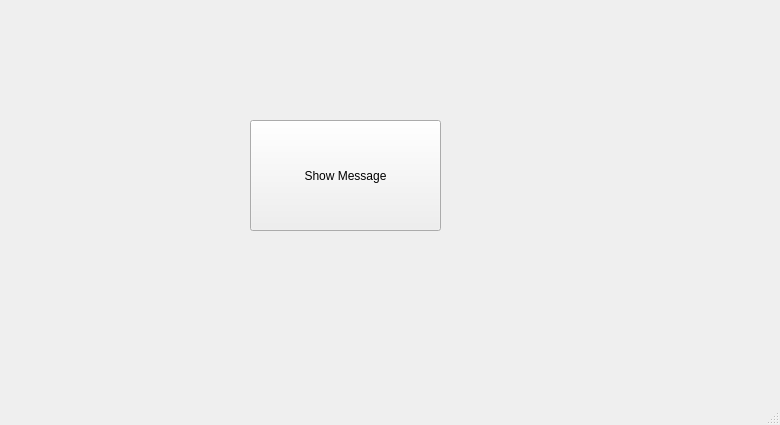
Before: the Qt Designer form learning_QT/mainwindow.ui in hongthiet1994/QT_for_beginner, drawn with Qt 5.
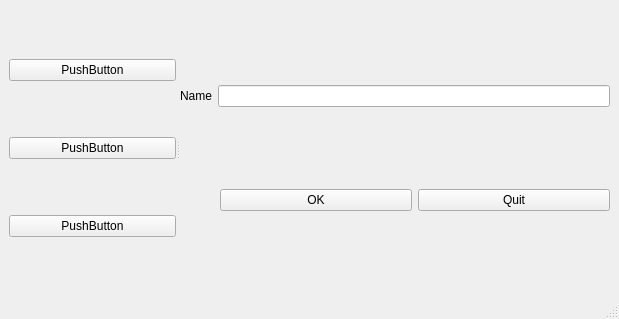
After: the same form once the commit is applied.

Commit message: Spacers, Splitter, Buddy and Tabs

The edit to the form file:
```diff
--- a/learning_QT/mainwindow.ui
+++ b/learning_QT/mainwindow.ui
@@ -6,28 +6,105 @@
    <rect>
     <x>0</x>
     <y>0</y>
-    <width>780</width>
-    <height>425</height>
+    <width>619</width>
+    <height>319</height>
    </rect>
   </property>
   <property name="windowTitle">
    <string>MainWindow</string>
   </property>
   <widget class="QWidget" name="centralwidget">
-   <widget class="QPushButton" name="pushButton">
-    <property name="geometry">
-     <rect>
-      <x>250</x>
-      <y>120</y>
-      <width>191</width>
-      <height>111</height>
-     </rect>
-    </property>
-    <property name="text">
-     <string>Show Message</string>
-    </property>
-   </widget>
+   <layout class="QHBoxLayout" name="horizontalLayout_3">
+    <item>
+     <widget class="QSplitter" name="splitter">
+      <property name="orientation">
+       <enum>Qt::Horizontal</enum>
+      </property>
+      <widget class="QWidget" name="">
+       <layout class="QVBoxLayout" name="verticalLayout_2">
+        <item>
+         <widget class="QPushButton" name="pushButton_5">
+          <property name="text">
+           <string>PushButton</string>
+          </property>
+         </widget>
+        </item>
+        <item>
+         <widget class="QPushButton" name="pushButton_3">
+          <property name="text">
+           <string>PushButton</string>
+          </property>
+         </widget>
+        </item>
+        <item>
+         <widget class="QPushButton" name="pushButton_4">
+          <property name="text">
+           <string>PushButton</string>
+          </property>
+         </widget>
+        </item>
+       </layout>
+      </widget>
+      <widget class="QWidget" name="">
+       <layout class="QVBoxLayout" name="verticalLayout">
+        <item>
+         <layout class="QHBoxLayout" name="horizontalLayout">
+          <item>
+           <widget class="QLabel" name="label">
+            <property name="text">
+             <string>Name</string>
+            </property>
+            <property name="buddy">
+             <cstring>lineEdit</cstring>
+            </property>
+           </widget>
+          </item>
+          <item>
+           <widget class="QLineEdit" name="lineEdit"/>
+          </item>
+         </layout>
+        </item>
+        <item>
+         <layout class="QHBoxLayout" name="horizontalLayout_2">
+          <item>
+           <spacer name="horizontalSpacer">
+            <property name="orientation">
+             <enum>Qt::Horizontal</enum>
+            </property>
+            <property name="sizeType">
+             <enum>QSizePolicy::Preferred</enum>
+            </property>
+            <property name="sizeHint" stdset="0">
+             <size>
+              <width>40</width>
+              <height>20</height>
+             </size>
+            </property>
+           </spacer>
+          </item>
+          <item>
+           <widget class="QPushButton" name="pushButton">
+            <property name="text">
+             <string>OK</string>
+            </property>
+           </widget>
+          </item>
+          <item>
+           <widget class="QPushButton" name="pushButton_2">
+            <property name="text">
+             <string>Quit</string>
+            </property>
+           </widget>
+          </item>
+         </layout>
+        </item>
+       </layout>
+      </widget>
+     </widget>
+    </item>
+   </layout>
   </widget>
+  <widget class="QStatusBar" name="statusbar"/>
   <widget class="QMenuBar" name="menubar">
    <property name="geometry">
     <rect>
@@ -38,7 +115,6 @@
     </rect>
    </property>
   </widget>
-  <widget class="QStatusBar" name="statusbar"/>
  </widget>
  <resources/>
  <connections/>
```
Left out of the diff: 2 changed lines with no effect on the pictures. The commit also changes 3 other files.
